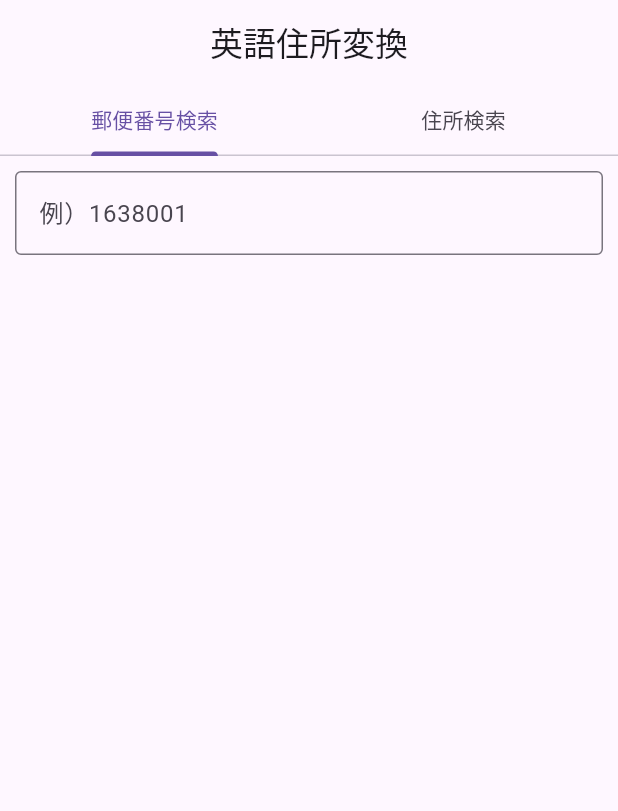
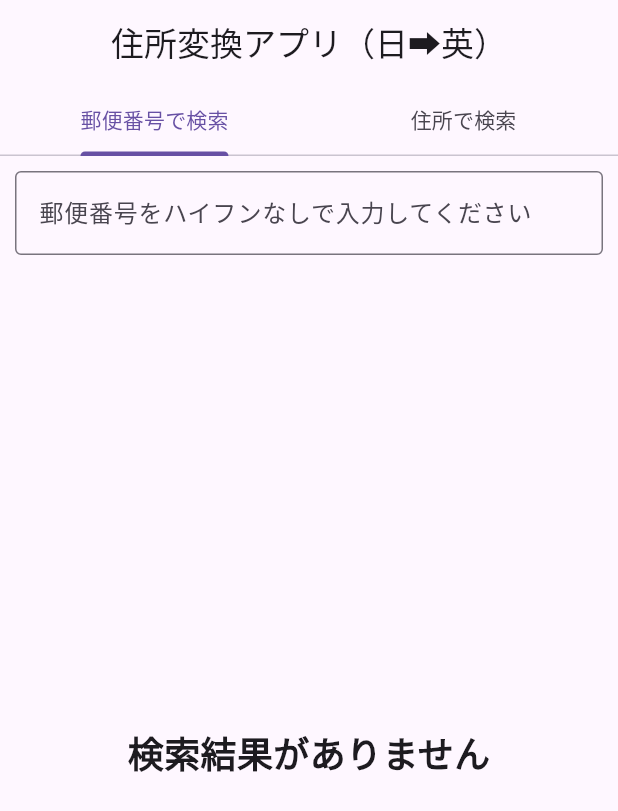
Before and after one commit to jhh78/address_converter, a Flutter app: the screen it shows after launch, on a phone screen of 412 x 824 dp. Shown: the top 811 px of the screen. Run offline on Flutter 3.47's test engine with Material 3 defaults, Android fonts, the phone set to English and light mode, and no system bars; our stand-ins replace google_mobile_ads, sqflite; accounts and stored records are empty; network calls fail.

Commit message:
20231227

```diff
--- a/lib/db/jp_address.dart
+++ b/lib/db/jp_address.dart
@@ -1,21 +1,33 @@
 class JpAddress {
-  late String? zipcode;
+  late String? zip;
   late String? jp;
-  late String? en;
+  late String? enPrefectures;
+  late String? enCity;
+  late String? enTown;
 
-  JpAddress({this.zipcode, this.jp, this.en});
+  JpAddress({
+    this.zip,
+    this.jp,
+    this.enPrefectures,
+    this.enCity,
+    this.enTown,
+  });
 
   Map<String, dynamic> toMap() {
     return {
-      'zipcode': zipcode,
+      'zip': zip,
       'jp': jp,
-      'en': en,
+      'enPrefectures': enPrefectures,
+      'enCity': enCity,
+      'enTown': enTown,
     };
   }
 
   JpAddress.fromJson(Map<dynamic, dynamic> json) {
-    zipcode = json['zipcode'];
+    zip = json['zip'];
     jp = json['jp'];
-    en = json['en'];
+    enPrefectures = json['enPrefectures'];
+    enCity = json['enCity'];
+    enTown = json['enTown'];
   }
 }
--- /dev/null
+++ b/lib/models/app_config.dart
@@ -0,0 +1,27 @@
+import 'package:flutter/foundation.dart';
+
+class AppConfig {
+  // 앱 설정 관련
+  static String get dbFileName => 'app.202312271800.db';
+  static String bannerAdUnitId() {
+    if (kReleaseMode) {
+      return 'ca-app-pub-9674517651101637/8947720026';
+    }
+
+    return 'ca-app-pub-3940256099942544/6300978111';
+  }
+
+  // 앱 타이틀
+  static String get appTitle => '住所変換アプリ（日➡英）';
+
+  // 우편번호로 검색 화면
+  static String get zipCodeSearchTitle => '郵便番号で検索';
+  static String get zipCodeSearchHint => '郵便番号をハイフンなしで入力してください';
+
+  // 주소로 검색 화면
+  static String get addressSearchTitle => '住所で検索';
+  static String get addressSearchHint => '住所を入力してください';
+
+  // 주소 검색 결과 없음
+  static String get noSearchResult => '検索結果がありません';
+}
--- /dev/null
+++ b/lib/parts/search_result.dart
@@ -0,0 +1,47 @@
+import 'package:flutter/material.dart';
+import 'package:flutter_core/db/jp_address.dart';
+import 'package:flutter_core/models/app_config.dart';
+
+class SearchResult extends StatelessWidget {
+  final List<JpAddress> addressList;
+
+  const SearchResult({super.key, required this.addressList});
+
+  @override
+  Widget build(BuildContext context) {
+    if (addressList.isEmpty) {
+      return Center(
+        child: Text(
+          AppConfig.noSearchResult,
+          style: const TextStyle(
+            fontSize: 24,
+            fontWeight: FontWeight.bold,
+          ),
+        ),
+      );
+    }
+
+    return ListView.separated(
+      itemCount: addressList.length,
+      itemBuilder: (context, builder) {
+        return ListTile(
+          title: Text(addressList[builder].jp ?? 'na'),
+          onTap: () {
+            // 주소양식 : マンションの名前, 部屋番号, 番地, 市町村, 都道府県, 郵便番号, 国名
+            // TODO ::: 탭 했을때 팝업으로 우편번호 최종 완성본이 보이도록 하기
+            final String zipcode =
+                '${addressList[builder].zip!.substring(0, 3)}-${addressList[builder].zip!.substring(3)}';
+            final String addr =
+                '「マンションの名前」「部屋番号」「番地」${addressList[builder].enTown}、${addressList[builder].enCity}、${addressList[builder].enPrefectures}、$zipcode、Japan';
+            debugPrint(addr);
+          },
+        );
+      },
+      separatorBuilder: (context, builder) {
+        return const Divider(
+          height: 2,
+        );
+      },
+    );
+  }
+}
--- a/lib/screens/home.dart
+++ b/lib/screens/home.dart
@@ -1,13 +1,10 @@
 import 'package:flutter/material.dart';
+import 'package:flutter_core/models/app_config.dart';
 import 'package:flutter_core/screens/search_word.dart';
 import 'package:flutter_core/screens/search_zip.dart';
 import 'package:google_mobile_ads/google_mobile_ads.dart';
 
-//TODO:::핸드폰에 데이터 저장하기
-//TODO:::핸드폰에 데이터 불러오기
-//TODO:::핸드폰에 데이터 삭제하기
-//TODO:::API 연동하기
-//TODO:::UI만들기
+//TODO:::UI수정
 
 class HomeScreen extends StatefulWidget {
   const HomeScreen({Key? key}) : super(key: key);
@@ -37,7 +34,7 @@ class _HomeScreenState extends State<HomeScreen> with TickerProviderStateMixin {
 
   void loadAd() {
     _bannerAd = BannerAd(
-      adUnitId: 'ca-app-pub-3940256099942544/6300978111',
+      adUnitId: AppConfig.bannerAdUnitId(),
       request: const AdRequest(),
       size: AdSize.banner,
       listener: BannerAdListener(
@@ -63,15 +60,15 @@ class _HomeScreenState extends State<HomeScreen> with TickerProviderStateMixin {
     return SafeArea(
       child: Scaffold(
         appBar: AppBar(
-          title: const Text('英語住所変換'),
+          title: Text(AppConfig.appTitle),
           bottom: TabBar(
             controller: _tabController,
-            tabs: const [
+            tabs: [
               Tab(
-                text: '郵便番号検索',
+                text: AppConfig.zipCodeSearchTitle,
               ),
               Tab(
-                text: '住所検索',
+                text: AppConfig.addressSearchTitle,
               ),
             ],
           ),
@@ -79,7 +76,7 @@ class _HomeScreenState extends State<HomeScreen> with TickerProviderStateMixin {
         ),
         body: TabBarView(
           controller: _tabController,
-          children: [SearchZip(), SearchWord()],
+          children: const [SearchZip(), SearchWord()],
         ),
         bottomNavigationBar: _isAdLoaded
             ? SizedBox(
--- a/lib/screens/search_zip.dart
+++ b/lib/screens/search_zip.dart
@@ -1,6 +1,8 @@
 import 'package:flutter/material.dart';
 import 'package:flutter_core/db/jp_address.dart';
+import 'package:flutter_core/models/app_config.dart';
 import 'package:flutter_core/models/ja_search.dart';
+import 'package:flutter_core/parts/search_result.dart';
 
 class SearchZip extends StatefulWidget {
   const SearchZip({super.key});
@@ -20,33 +22,31 @@ class SearchZipState extends State<SearchZip> {
         Container(
           padding: const EdgeInsets.all(10),
           child: TextField(
-            decoration: const InputDecoration(
+            decoration: InputDecoration(
               alignLabelWithHint: true,
-              border: OutlineInputBorder(),
-              labelText: '例）1638001',
+              border: const OutlineInputBorder(),
+              labelText: AppConfig.zipCodeSearchHint,
             ),
             onSubmitted: (String searchWord) {
               debugPrint(
                   '???????????????????????????????????????? $searchWord');
+              jaModel.initDb().then((_) {
+                jaModel.searchFromZipCode(searchWord).then((value) {
+                  debugPrint('???????????????????????????????????????? $value');
+                  setState(() {
+                    addressList = value;
+                  });
+                });
+              });
             },
             keyboardType: TextInputType.number,
             textInputAction: TextInputAction.search,
           ),
         ),
         Expanded(
-          child: ListView.separated(
-            itemCount: addressList.length,
-            itemBuilder: (context, builder) {
-              return ListTile(
-                title: Text(addressList[builder].toString()),
-              );
-            },
-            separatorBuilder: (context, builder) {
-              return const Divider(
-                height: 2,
-              );
-            },
-          ),
+          child: Container(
+              padding: const EdgeInsets.only(top: 10, bottom: 10),
+              child: SearchResult(addressList: addressList)),
         )
       ],
     );
--- a/pubspec.yaml
+++ b/pubspec.yaml
@@ -38,6 +38,7 @@ dependencies:
     google_mobile_ads: ^4.0.0
     sqflite: ^2.3.0
     path: ^1.8.3
+    intl: any
 
 dev_dependencies:
     flutter_test:
@@ -67,7 +68,7 @@ flutter:
 
     assets:
         - assets/images/
-        - assets/app.db
+        - assets/app.202312271800.db
     #    - assets/icons/
     #    - assets/fonts/
     # An image asset can refer to one or more resolution-specific "variants", see
```
Also changed, not shown: lib/main.dart (+10 -7 lines), lib/models/ja_search.dart (+4 -5 lines), lib/screens/search_word.dart (+6 -19 lines), pubspec.lock, 2 other files.
